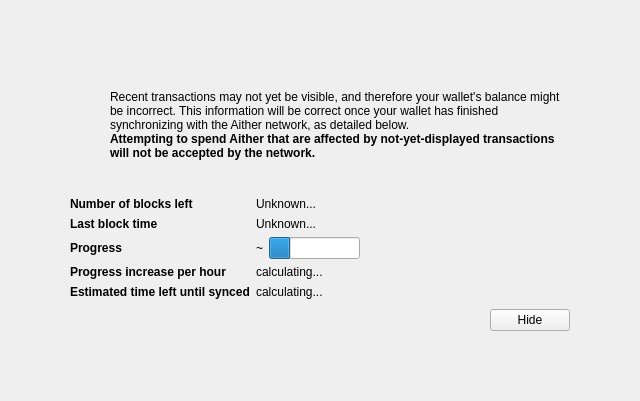
First picture: the form in src/qt/forms/modaloverlay.ui, repository defland/bhpcore, before the edit.
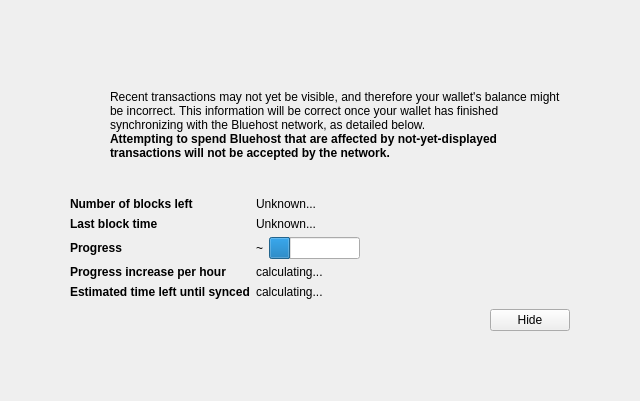
Second picture: the form after the edit. Icons and pictures are not drawn. Custom widgets are drawn as their Qt base class.

Commit message: Aither -> Bluehost

```diff
--- a/src/qt/forms/modaloverlay.ui
+++ b/src/qt/forms/modaloverlay.ui
@@ -128,7 +128,7 @@
              <item>
               <widget class="QLabel" name="infoText">
                <property name="text">
-                <string>Recent transactions may not yet be visible, and therefore your wallet's balance might be incorrect. This information will be correct once your wallet has finished synchronizing with the Aither network, as detailed below.</string>
+                <string>Recent transactions may not yet be visible, and therefore your wallet's balance might be incorrect. This information will be correct once your wallet has finished synchronizing with the Bluehost network, as detailed below.</string>
                </property>
                <property name="textFormat">
                 <enum>Qt::RichText</enum>
@@ -147,7 +147,7 @@
                 </font>
                </property>
                <property name="text">
-                <string>Attempting to spend Aither that are affected by not-yet-displayed transactions will not be accepted by the network.</string>
+                <string>Attempting to spend Bluehost that are affected by not-yet-displayed transactions will not be accepted by the network.</string>
                </property>
                <property name="textFormat">
                 <enum>Qt::RichText</enum>
```
The commit also changes 243 other files.
